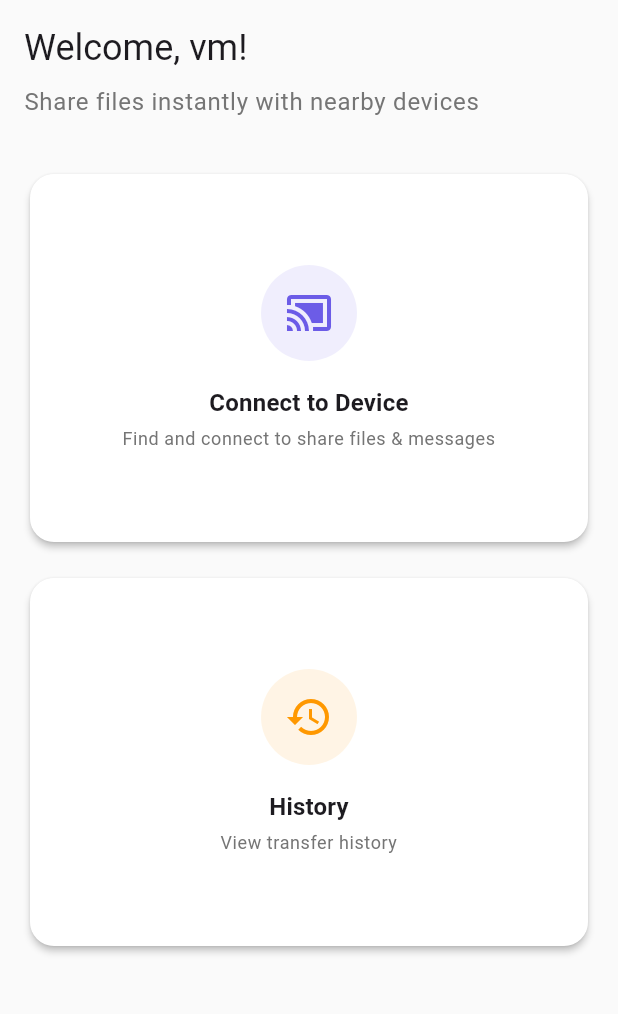
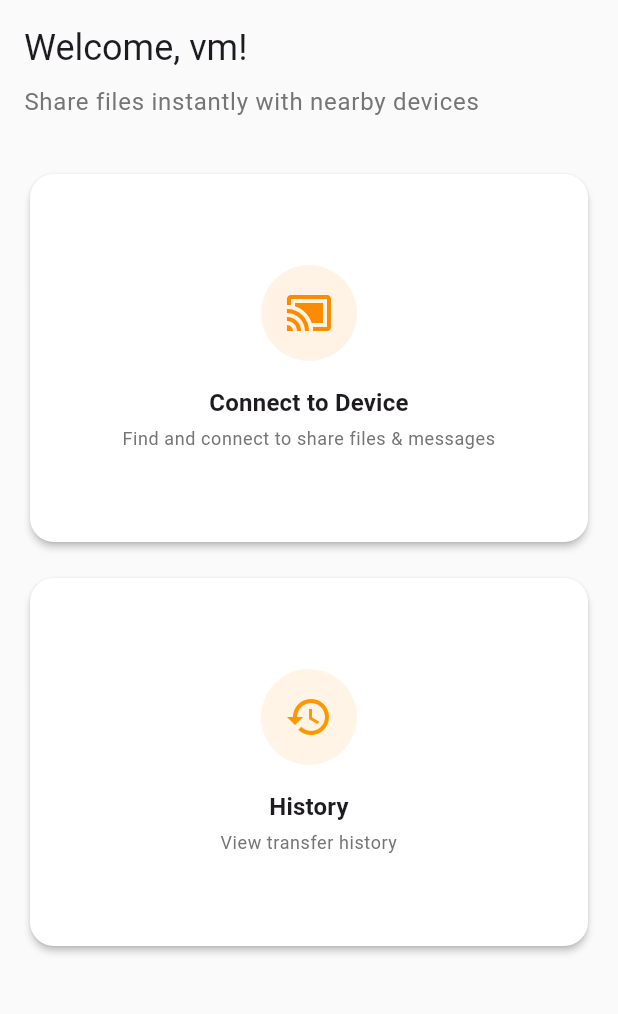
Before and after one commit to Jaiswal-Jatin/File-Transfer-, a Flutter app: the screen it shows after launch, on a phone screen of 412 x 824 dp, the part 84-1098 px from its top. Run offline on Flutter 3.47's test engine with Material 3 defaults, Android fonts, the phone set to English and light mode, and no system bars; our stand-ins replace file_picker, flutter_local_notifications, open_filex, permission_handler, shared_preferences; missing offline and left inert: network_info_plus.

Commit message:
color update

```diff
--- a/lib/utils/theme.dart
+++ b/lib/utils/theme.dart
@@ -1,16 +1,16 @@
 import 'package:flutter/material.dart';
 
 class AppTheme {
-  static const Color primaryColor = Color(0xFF6C5CE7);
-  static const Color secondaryColor = Color(0xFF00CEC9);
-  static const Color accentColor = Color(0xFFFF7675);
+  static const Color primaryColor = Color(0xFFFB8C00); // Orange
+  static const Color secondaryColor = Color(0xFFFFC107); // Amber/Yellow
+  static const Color accentColor = Color(0xFFFFC107);
   static const Color successColor = Color(0xFF00B894);
   static const Color warningColor = Color(0xFFE17055);
 
   static ThemeData lightTheme = ThemeData(
     useMaterial3: true,
     brightness: Brightness.light,
-    primarySwatch: Colors.deepPurple,
+    primarySwatch: Colors.orange,
     primaryColor: primaryColor,
     scaffoldBackgroundColor: Colors.grey[50],
     appBarTheme: const AppBarTheme(
@@ -37,7 +37,7 @@ class AppTheme {
   static ThemeData darkTheme = ThemeData(
     useMaterial3: true,
     brightness: Brightness.dark,
-    primarySwatch: Colors.deepPurple,
+    primarySwatch: Colors.orange,
     primaryColor: primaryColor,
     scaffoldBackgroundColor: const Color(0xFF121212),
     appBarTheme: const AppBarTheme(
```
